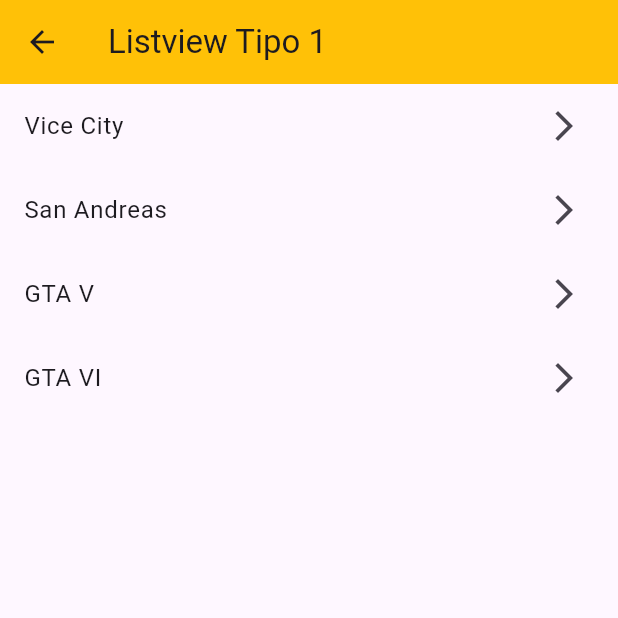
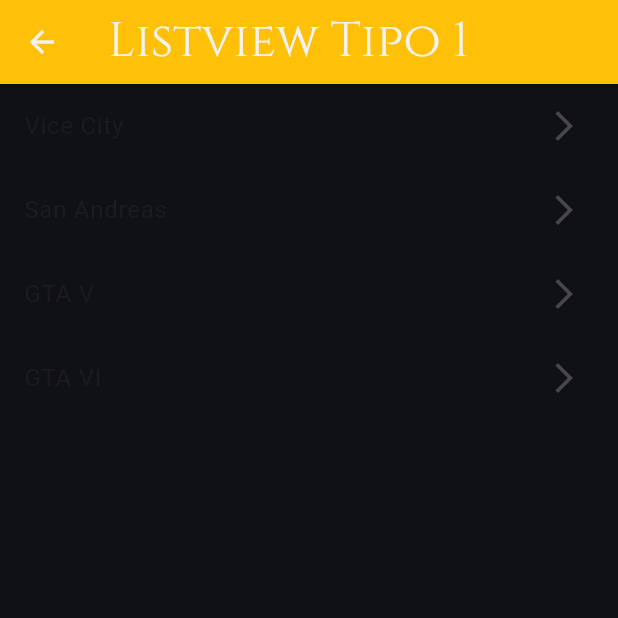
Before and after one commit to Yalo95/Flutter_proyectos, a Flutter app: the Listview1Screen screen opened directly, on a phone screen of 412 x 824 dp, the top half of it. Run offline on Flutter 3.47's test engine with Material 3 defaults, Android fonts, the phone set to English and light mode, and no system bars; our stand-ins replace google_fonts, math_expressions.

Commit message:
Aplicacion de estilo Gondoriano

```diff
--- a/calculadora/lib/theme/theme.dart
+++ b/calculadora/lib/theme/theme.dart
@@ -1,24 +1,43 @@
 import 'package:flutter/material.dart';
+import 'package:google_fonts/google_fonts.dart';
 
 class AppTheme {
 
-  static const Color background = Colors.blue;
-  static const Color fontColor = Colors.white;
-  static const double buttonspacing = 8;
+  static const Color backgroundGondor = Color(0xFF3C434D);
+  static const Color fontColorGondor = Color(0xFFF2F2F2);
+  static const double buttonSpacing = 8;
+  static const Color negro = Color(0xFF0F1115);
+  static const Color plata = Color(0xFFC0C4CC);
+  static const Color azul = Color(0xFF1F2A44);
+
+
 
 
   static final ThemeData lightTheme = ThemeData.light().copyWith(
+      scaffoldBackgroundColor: Color(0xFF0F1115),
       appBarTheme: AppBarTheme(
       //Color primario
-        backgroundColor: background,
+        backgroundColor: negro,
+        foregroundColor: Color(0xFFF2F2F2),
+        titleTextStyle: GoogleFonts.cinzel(color: Color(0xFFF2F2F2), fontSize: 32)
       ),
       elevatedButtonTheme: ElevatedButtonThemeData(
         style: ElevatedButton.styleFrom(
-          backgroundColor: background,
-          foregroundColor: fontColor,
+          shape: RoundedRectangleBorder(borderRadius: BorderRadius.circular(4)),
+          side: BorderSide(color:plata, width: 1),
+          iconSize: 32,
+          backgroundColor: backgroundGondor,
+          foregroundColor: fontColorGondor,
           minimumSize: Size(8, 82),
-          textStyle: TextStyle(fontSize: 36)
+          textStyle: GoogleFonts.cinzel(fontSize: 36)
       )
     )
   );
+  static final ButtonStyle operatorStyle = ElevatedButton.styleFrom(
+    backgroundColor: azul
+    );
+  static final ButtonStyle equalStyle = ElevatedButton.styleFrom(
+    backgroundColor: plata,
+    foregroundColor: negro
+  );
 }
--- a/calculadora/pubspec.yaml
+++ b/calculadora/pubspec.yaml
@@ -35,6 +35,7 @@ dependencies:
   # Use with the CupertinoIcons class for iOS style icons.
   cupertino_icons: ^1.0.8
   math_expressions: ^3.2.0
+  google_fonts: ^9.0.0
 
 dev_dependencies:
   flutter_test:
```
Also changed, not shown: calculadora/lib/screens/home_screen.dart (+13 -6 lines), calculadora/pubspec.lock, 2 other files.
